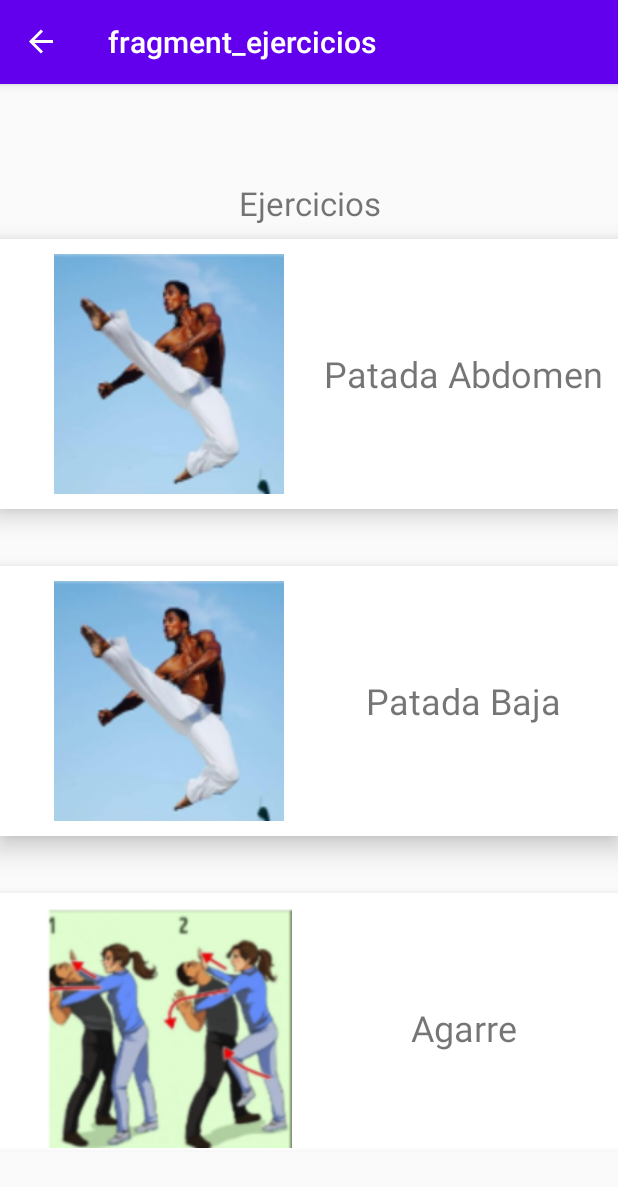
After one commit to BSolarV/dojocam, an Android app: the Ejercicios screen opened through its navigation route, on a phone screen of 412 x 824 dp. The commit adds this screen. Shown: the top 1187 px of the screen. Run offline under Robolectric (Android 15) with nearby library versions, the phone set to English and light mode, and no system bars; our stand-ins replace navigation-ui.

Commit message:
Más layouts

```diff
--- /dev/null
+++ b/DojoCam/app/src/main/java/com/pinneapple/dojocam/Ejercicios.java
@@ -0,0 +1,62 @@
+package com.pinneapple.dojocam;
+
+import android.os.Bundle;
+import android.support.v4.app.Fragment;
+import android.view.LayoutInflater;
+import android.view.View;
+import android.view.ViewGroup;
+
+/**
+ * A simple {@link Fragment} subclass.
+ * Use the {@link Ejercicios#newInstance} factory method to
+ * create an instance of this fragment.
+ */
+public class Ejercicios extends Fragment {
+
+    // TODO: Rename parameter arguments, choose names that match
+    // the fragment initialization parameters, e.g. ARG_ITEM_NUMBER
+    private static final String ARG_PARAM1 = "param1";
+    private static final String ARG_PARAM2 = "param2";
+
+    // TODO: Rename and change types of parameters
+    private String mParam1;
+    private String mParam2;
+
+    public Ejercicios() {
+        // Required empty public constructor
+    }
+
+    /**
+     * Use this factory method to create a new instance of
+     * this fragment using the provided parameters.
+     *
+     * @param param1 Parameter 1.
+     * @param param2 Parameter 2.
+     * @return A new instance of fragment Ejercicios.
+     */
+    // TODO: Rename and change types and number of parameters
+    public static Ejercicios newInstance(String param1, String param2) {
+        Ejercicios fragment = new Ejercicios();
+        Bundle args = new Bundle();
+        args.putString(ARG_PARAM1, param1);
+        args.putString(ARG_PARAM2, param2);
+        fragment.setArguments(args);
+        return fragment;
+    }
+
+    @Override
+    public void onCreate(Bundle savedInstanceState) {
+        super.onCreate(savedInstanceState);
+        if (getArguments() != null) {
+            mParam1 = getArguments().getString(ARG_PARAM1);
+            mParam2 = getArguments().getString(ARG_PARAM2);
+        }
+    }
+
+    @Override
+    public View onCreateView(LayoutInflater inflater, ViewGroup container,
+                             Bundle savedInstanceState) {
+        // Inflate the layout for this fragment
+        return inflater.inflate(R.layout.fragment_ejercicios, container, false);
+    }
+}
--- /dev/null
+++ b/DojoCam/app/src/main/res/layout/fragment_ejercicios.xml
@@ -0,0 +1,134 @@
+<?xml version="1.0" encoding="utf-8"?>
+<FrameLayout xmlns:android="http://schemas.android.com/apk/res/android"
+    xmlns:tools="http://schemas.android.com/tools"
+    android:layout_width="match_parent"
+    android:layout_height="match_parent"
+    tools:context=".Ejercicios">
+
+    <!-- TODO: Update blank fragment layout -->
+    <LinearLayout
+        android:layout_width="match_parent"
+        android:layout_height="match_parent"
+        android:orientation="vertical">
+
+        <TextView
+            android:id="@+id/ejerciciosTitle"
+            android:layout_width="match_parent"
+            android:layout_height="47dp"
+            android:gravity="center"
+            android:text="Ejercicios"
+            android:textSize="22sp" />
+    <LinearLayout
+        android:layout_width="match_parent"
+        android:layout_height="180dp"
+        android:elevation="10dp"
+        android:padding="10dp"
+        android:background="@android:color/white"
+        android:orientation="horizontal">
+
+        <RelativeLayout
+            android:layout_width="205dp"
+            android:layout_height="match_parent">
+
+            <ImageView
+                android:id="@+id/imageView"
+                android:layout_width="match_parent"
+                android:layout_height="match_parent"
+                android:src="@drawable/kick" />
+        </RelativeLayout>
+
+        <RelativeLayout
+            android:layout_width="match_parent"
+            android:layout_height="match_parent">
+
+            <TextView
+                android:id="@+id/textView"
+                android:layout_width="match_parent"
+                android:layout_height="match_parent"
+                android:gravity="center"
+                android:text="Patada Abdomen"
+                android:textSize="24sp" />
+        </RelativeLayout>
+    </LinearLayout>
+
+    <LinearLayout
+        android:layout_width="match_parent"
+        android:layout_height="38dp"
+        android:orientation="horizontal">
+
+    </LinearLayout>
+
+    <LinearLayout
+        android:layout_width="match_parent"
+        android:layout_height="180dp"
+        android:elevation="10dp"
+        android:padding="10dp"
+        android:background="@android:color/white"
+        android:orientation="horizontal">
+
+        <RelativeLayout
+            android:layout_width="205dp"
+            android:layout_height="match_parent">
+
+            <ImageView
+                android:id="@+id/imageView2"
+                android:layout_width="match_parent"
+                android:layout_height="match_parent"
+                android:src="@drawable/kick" />
+        </RelativeLayout>
+
+        <RelativeLayout
+            android:layout_width="match_parent"
+            android:layout_height="match_parent">
+
+            <TextView
+                android:id="@+id/textView2"
+                android:layout_width="match_parent"
+                android:layout_height="match_parent"
+                android:gravity="center"
+                android:text="Patada Baja"
+                android:textSize="24sp" />
+        </RelativeLayout>
+    </LinearLayout>
+
+    <LinearLayout
+        android:layout_width="match_parent"
+        android:layout_height="38dp"
+        android:orientation="horizontal"></LinearLayout>
+
+    <LinearLayout
+        android:layout_width="match_parent"
+        android:layout_height="180dp"
+        android:elevation="10dp"
+        android:padding="10dp"
+        android:background="@android:color/white"
+        android:orientation="horizontal" >
+
+        <RelativeLayout
+            android:layout_width="205dp"
+            android:layout_height="match_parent">
+
+            <ImageView
+                android:id="@+id/imageView3"
+                android:layout_width="match_parent"
+                android:layout_height="match_parent"
+                android:src="@drawable/tecnica" />
+        </RelativeLayout>
+
+        <RelativeLayout
+            android:layout_width="match_parent"
+            android:layout_height="match_parent">
+
+            <TextView
+                android:id="@+id/textView3"
+                android:layout_width="match_parent"
+                android:layout_height="match_parent"
+                android:gravity="center"
+                android:text="Agarre"
+                android:textSize="24sp" />
+        </RelativeLayout>
+    </LinearLayout>
+
+    </LinearLayout>
+
+</FrameLayout>
--- a/DojoCam/app/src/main/res/navigation/mobile_navigation.xml
+++ b/DojoCam/app/src/main/res/navigation/mobile_navigation.xml
@@ -8,5 +8,32 @@
         android:id="@+id/dashboard"
         android:name="com.pinneapple.dojocam.Dashboard"
         android:label="fragment_dashboard"
-        tools:layout="@layout/fragment_dashboard" />
+        tools:layout="@layout/fragment_dashboard" >
+        <action
+            android:id="@+id/action_dashboard_to_selectDificulty"
+            app:destination="@id/selectDificulty" />
+    </fragment>
+    <fragment
+        android:id="@+id/selectDificulty"
+        android:name="com.pinneapple.dojocam.SelectDificulty"
+        android:label="fragment_select_dificulty"
+        tools:layout="@layout/fragment_select_dificulty" >
+        <action
+            android:id="@+id/action_selectDificulty_to_ejercicios"
+            app:destination="@id/ejercicios" />
+    </fragment>
+    <fragment
+        android:id="@+id/ejercicios"
+        android:name="com.pinneapple.dojocam.Ejercicios"
+        android:label="fragment_ejercicios"
+        tools:layout="@layout/fragment_ejercicios" >
+        <action
+            android:id="@+id/action_ejercicios_to_exerciseDetail"
+            app:destination="@id/exerciseDetail" />
+    </fragment>
+    <fragment
+        android:id="@+id/exerciseDetail"
+        android:name="com.pinneapple.dojocam.ExerciseDetail"
+        android:label="fragment_exercise_detail"
+        tools:layout="@layout/fragment_exercise_detail" />
 </navigation>
```
Also changed, not shown: DojoCam/app/src/main/java/com/pinneapple/dojocam/ExerciseDetail.java (added, +62 -0 lines), DojoCam/app/src/main/java/com/pinneapple/dojocam/SelectDificulty.java (added, +62 -0 lines), DojoCam/app/src/main/res/layout/fragment_exercise_detail.xml (added, +41 -0 lines), DojoCam/app/src/main/res/layout/fragment_select_dificulty.xml (added, +136 -0 lines).
